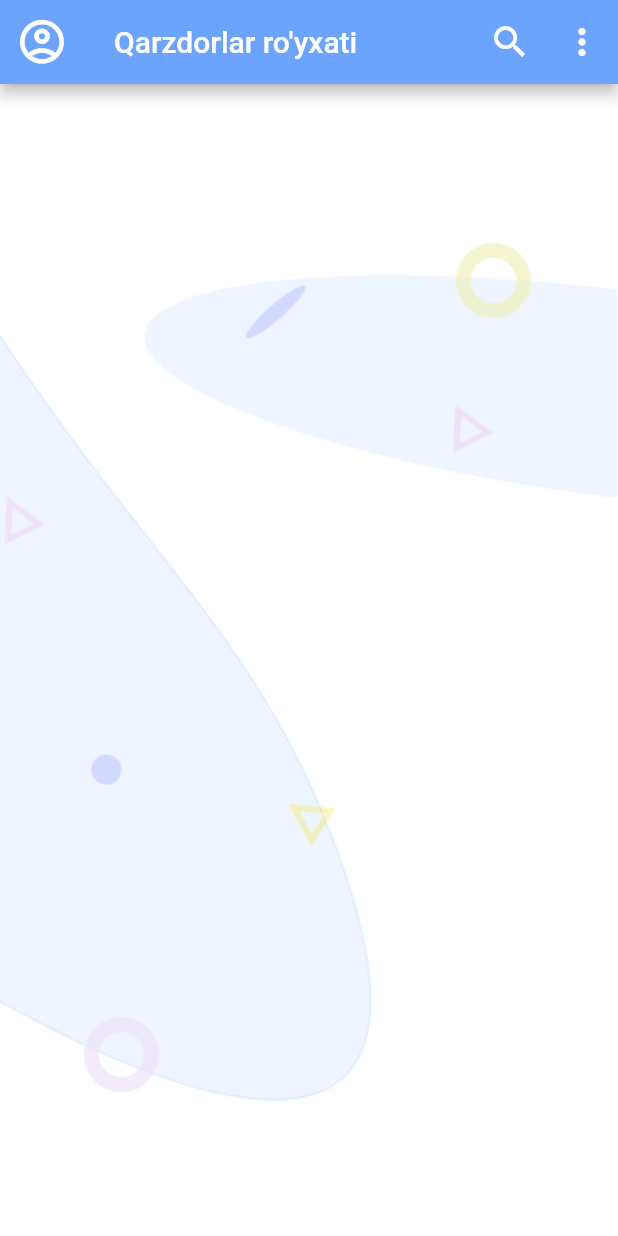
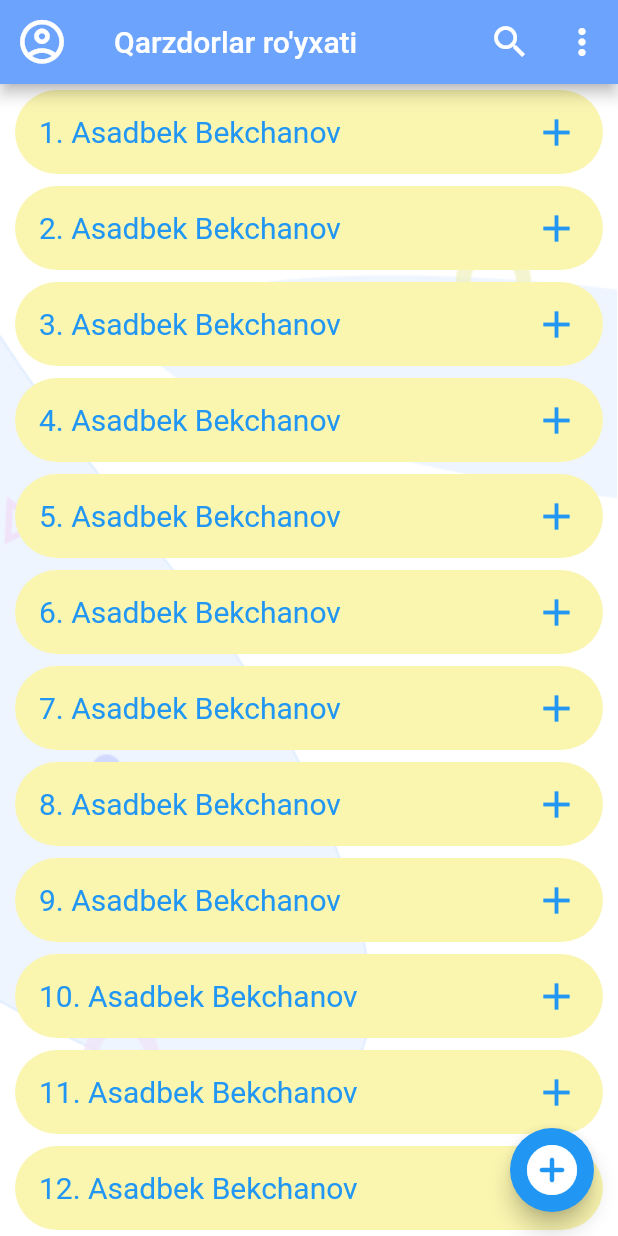
Before and after one commit to Khusinov/Debtorss, a Flutter app: the screen it shows after launch, after a tap on "KIRISH", on a phone screen of 412 x 824 dp. Run offline on Flutter 3.47's test engine with Material 2 defaults, Android fonts, the phone set to English and light mode, and no system bars; our stand-ins replace flutter_svg.

Commit message:
add list

```diff
--- a/lib/Screens/List/components/body.dart
+++ b/lib/Screens/List/components/body.dart
@@ -8,13 +8,66 @@ class Body extends StatefulWidget {
 }
 
 class _BodyState extends State<Body> {
+  ListView buildListView() {
+    return ListView.builder(
+      itemCount: 50,
+      itemBuilder: (_, index) {
+        return GestureDetector(
+          onTap: () => {
+            print('$index'),
+          }
+
+          ,
+          child: Container
+          (
+            padding: EdgeInsets.symmetric(vertical: 4,horizontal: 10),
+                      child: ClipRRect(
+              borderRadius: BorderRadius.circular(29),
+
+                        child: Container(
+
+                          color: kPrimaryYellow,
+                                             child: ListTile(
+                title: Text(
+                  '${index+1}. Asadbek Bekchanov',
+                  style: TextStyle(
+                    color: Colors.blue,
+                    fontSize: 20,
+                  ),
+                ),
+               trailing: Icon(
+                 Icons.add,
+                 size: 30,
+                 color: Colors.blue,
+              ),
+                        ),
+            ),
+          ),
+        ),
+        );
+      },
+    );
+  }
+
   @override
   Widget build(BuildContext context) {
     return Scaffold(
+      floatingActionButton: FloatingActionButton(
+        onPressed: () {
+
+         },
+        child: Icon(
+          Icons.add_circle_rounded,
+          size: 40,
+          ),),
       body: Container(
-          child: Column(
-              mainAxisAlignment: MainAxisAlignment.start,
-              children: [Image.asset("assets/images/background.png")])),
+        child: Stack(
+          children: [
+            Image.asset("assets/images/background.png"),
+            buildListView(),
+          ],
+        ),
+      ),
       appBar: AppBar(
         leading: IconButton(
           onPressed: () {},
--- a/lib/constants.dart
+++ b/lib/constants.dart
@@ -2,3 +2,4 @@ import 'package:flutter/material.dart';
 
 const kPrimaryColor = Color(0xFF6CA3FD);
 const kPrimaryLightColor = Color(0xFFEEF5FF);
+const kPrimaryYellow = Color(0xFFFAF5AF);
```
Also changed, not shown: lib/Screens/Add/addAccount.dart (added, +25 -0 lines).
